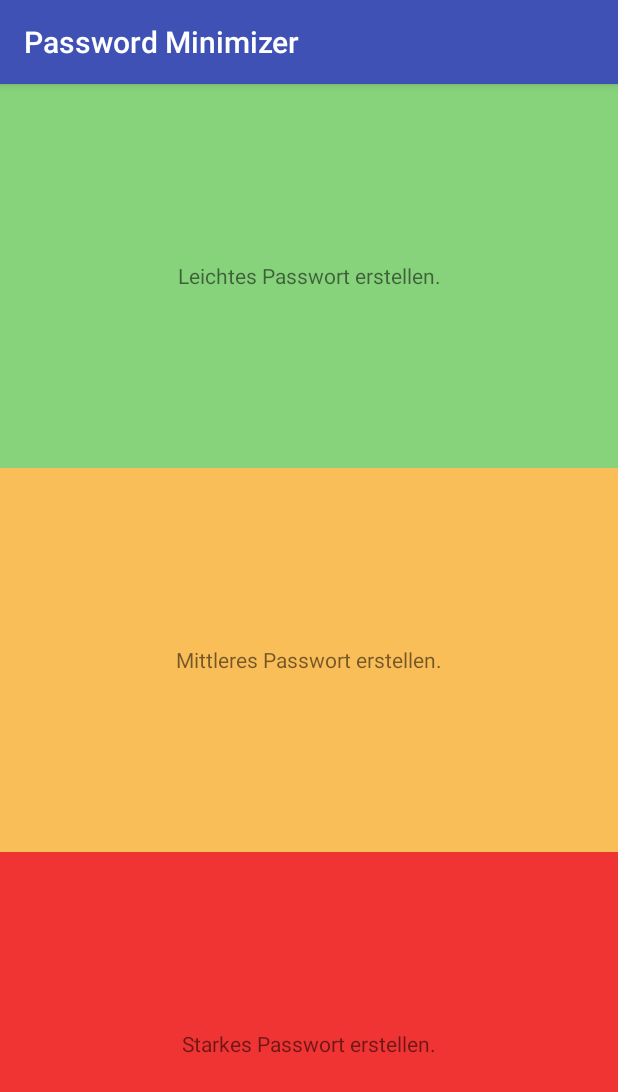
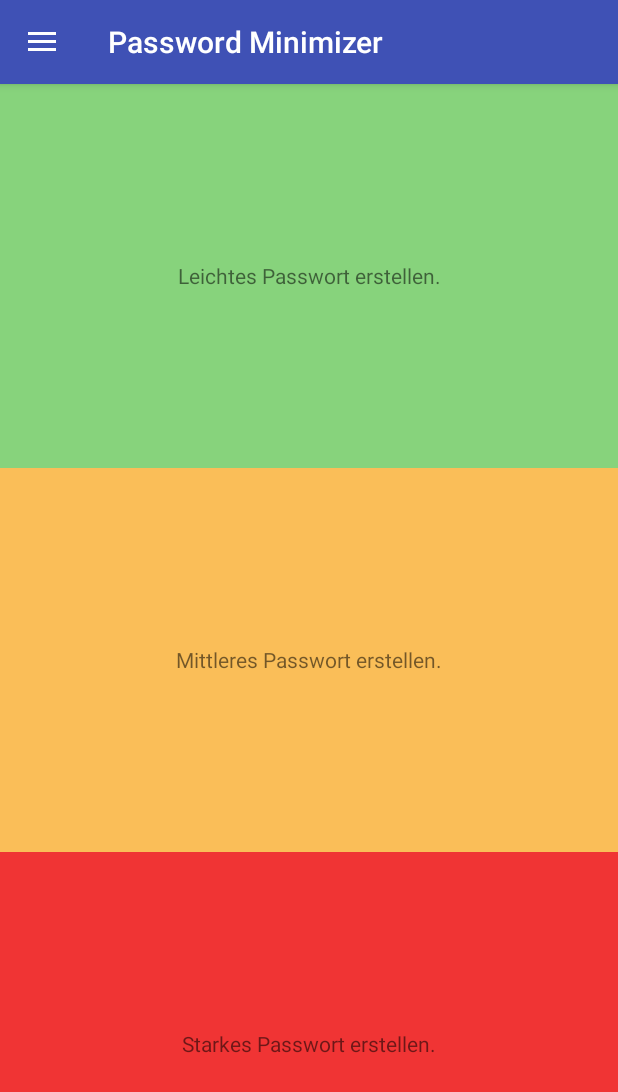
Before and after one commit to eileenoo/password_minimizer, an Android app: the CreatePasswordActivity screen opened directly, with no data from a screen before it, on a phone screen of 412 x 824 dp. Shown: the top 1092 px of the screen. Run offline under Robolectric (Android 15) with nearby library versions, the phone set to English and light mode, and no system bars.

Commit message:
Added burger menu to CreatePasswordActivity

```diff
--- a/app/src/main/java/ath/password_minimizer/activities/BaseActivity.java
+++ b/app/src/main/java/ath/password_minimizer/activities/BaseActivity.java
@@ -1,5 +1,6 @@
 package ath.password_minimizer.activities;
 
+import android.content.Intent;
 import android.support.v4.widget.DrawerLayout;
 import android.support.v7.app.ActionBarDrawerToggle;
 import android.support.v7.app.AppCompatActivity;
@@ -72,7 +73,7 @@ public class BaseActivity extends AppCompatActivity {
             @Override
             public void onItemClick(AdapterView<?> parent, View view, int position, long id) {
                 if (position == 0) {
-                    // Go to main activity when in other class
+                    openMainActivity();
                 }
             }
         });
@@ -99,4 +100,12 @@ public class BaseActivity extends AppCompatActivity {
         super.onPostCreate(savedInstanceState);
         mDrawerToggle.syncState();
     }
+
+    /**
+     * Redirects to activity, where the user can create a new picture password.
+     */
+    private void openMainActivity() {
+        Intent intent = new Intent(this, MainActivity.class);
+        startActivity(intent);
+    }
 }
--- a/app/src/main/java/ath/password_minimizer/activities/CreatePasswordActivity.java
+++ b/app/src/main/java/ath/password_minimizer/activities/CreatePasswordActivity.java
@@ -6,13 +6,14 @@ import android.os.Bundle;
 
 import ath.password_minimizer.R;
 
-public class CreatePasswordActivity extends AppCompatActivity {
+public class CreatePasswordActivity extends BaseActivity {
 
     @Override
     protected void onCreate(Bundle savedInstanceState) {
         super.onCreate(savedInstanceState);
         setContentView(R.layout.activity_create_password);
 
+        initBurgerMenu();
     }
 
 
--- a/app/src/main/res/layout/activity_create_password.xml
+++ b/app/src/main/res/layout/activity_create_password.xml
@@ -1,10 +1,14 @@
-<?xml version="1.0" encoding="utf-8"?>
-<LinearLayout xmlns:android="http://schemas.android.com/apk/res/android"
-    xmlns:tools="http://schemas.android.com/tools"
+<android.support.v4.widget.DrawerLayout
+    xmlns:android="http://schemas.android.com/apk/res/android"
+    android:id="@+id/drawerLayout"
+    android:layout_width="match_parent"
+    android:layout_height="match_parent">
+    <!--tools:context="ath.password_minimizer.activities.CreatePasswordActivity"-->
+
+    <LinearLayout
         android:layout_width="match_parent"
         android:layout_height="match_parent"
-    android:orientation="vertical"
-    tools:context="ath.password_minimizer.activities.CreatePasswordActivity">
+        android:orientation="vertical">
 
         <LinearLayout
             android:layout_width="match_parent"
@@ -52,3 +56,7 @@
         </LinearLayout>
 
     </LinearLayout>
+
+    <include layout="@layout/navigation_drawer"/>
+
+</android.support.v4.widget.DrawerLayout>
```
Lines whose indentation alone changed are shown as unchanged.
